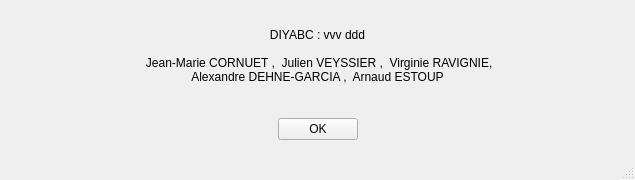
The window that python_interface/uis/about.ui (cbgp/diyabc) describes before a commit, drawn with Qt 5.
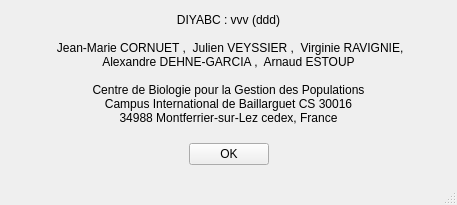
The same window after the commit.

Commit message: about about

```diff
--- a/python_interface/uis/about.ui
+++ b/python_interface/uis/about.ui
@@ -9,8 +9,8 @@
    <rect>
     <x>0</x>
     <y>0</y>
-    <width>635</width>
-    <height>180</height>
+    <width>457</width>
+    <height>205</height>
    </rect>
   </property>
   <property name="windowTitle">
@@ -21,10 +21,14 @@
     <item>
      <widget class="QLabel" name="label">
       <property name="text">
-       <string>DIYABC : vvv ddd 
+       <string>DIYABC : vvv (ddd) 
 
  Jean-Marie CORNUET ,  Julien VEYSSIER ,  Virginie RAVIGNIE,
-Alexandre DEHNE-GARCIA ,  Arnaud ESTOUP</string>
+Alexandre DEHNE-GARCIA ,  Arnaud ESTOUP
+
+Centre de Biologie pour la Gestion des Populations
+Campus International de Baillarguet CS 30016
+34988 Montferrier-sur-Lez cedex, France</string>
       </property>
       <property name="alignment">
        <set>Qt::AlignCenter</set>
@@ -46,6 +50,12 @@
        <enum>QFrame::Raised</enum>
       </property>
       <layout class="QHBoxLayout" name="horizontalLayout">
+       <property name="spacing">
+        <number>0</number>
+       </property>
+       <property name="margin">
+        <number>0</number>
+       </property>
        <item>
         <spacer name="horizontalSpacer">
          <property name="orientation">
@@ -53,8 +63,8 @@
          </property>
          <property name="sizeHint" stdset="0">
           <size>
-           <width>251</width>
-           <height>19</height>
+           <width>177</width>
+           <height>20</height>
           </size>
          </property>
         </spacer>
@@ -79,8 +89,8 @@
          </property>
          <property name="sizeHint" stdset="0">
           <size>
-           <width>250</width>
-           <height>19</height>
+           <width>176</width>
+           <height>20</height>
           </size>
          </property>
         </spacer>
```
Left out of the diff: 4 changed lines with no effect on the pictures. The commit also changes 1 other file.
